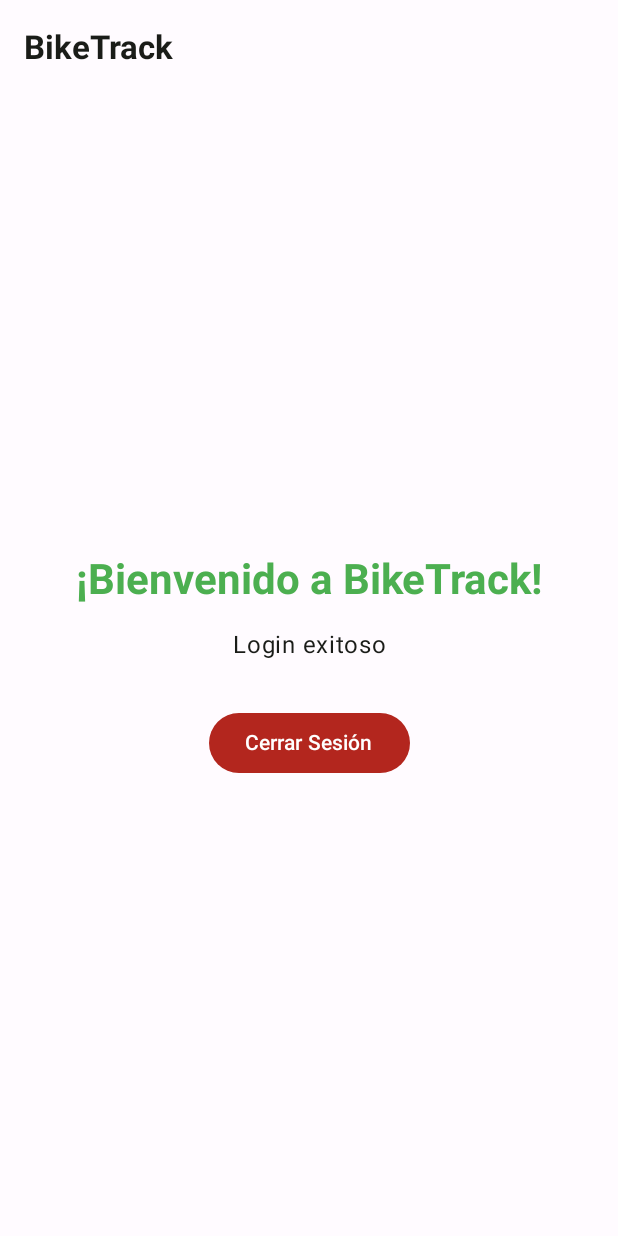
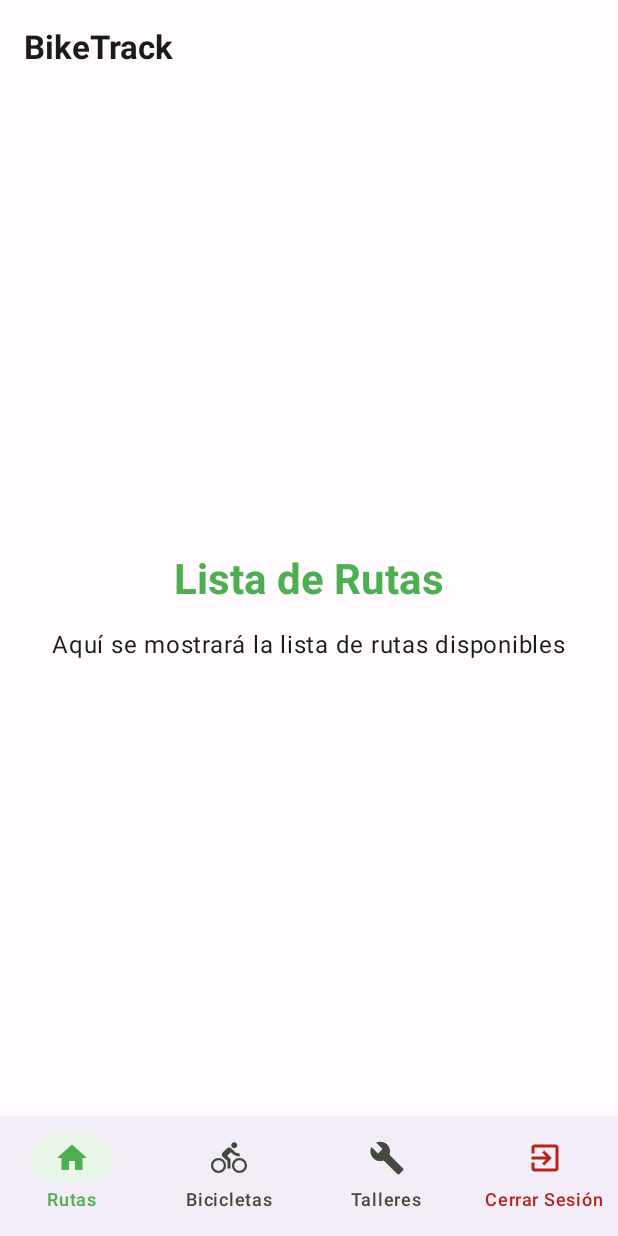
Before and after one commit to Flapx24/BikeTrackApp, an Android app built with Jetpack Compose: the MainScreen screen opened through its navigation route, on a phone screen of 412 x 824 dp. Run offline under Robolectric (Android 15) with nearby library versions, the phone set to English and light mode, and no system bars.

Commit message:
Add main menu with navigation between Bicycles, Routes, and Workshops screens

```diff
--- a/app/src/main/java/com/example/biketrack/presentation/screens/MainScreen.kt
+++ b/app/src/main/java/com/example/biketrack/presentation/screens/MainScreen.kt
@@ -1,9 +1,13 @@
 package com.example.biketrack.presentation.screens
 
 import androidx.compose.foundation.layout.*
+import androidx.compose.material.icons.Icons
+import androidx.compose.material.icons.filled.DirectionsBike
+import androidx.compose.material.icons.filled.Home
+import androidx.compose.material.icons.filled.ExitToApp
+import androidx.compose.material.icons.filled.Build
 import androidx.compose.material3.*
 import androidx.compose.runtime.*
-import androidx.compose.ui.Alignment
 import androidx.compose.ui.Modifier
 import androidx.compose.ui.text.font.FontWeight
 import androidx.compose.ui.unit.dp
@@ -14,6 +18,69 @@ fun MainScreen(
     onLogout: () -> Unit,
     modifier: Modifier = Modifier
 ) {
+    var selectedTabIndex by remember { mutableStateOf(0) }
+    var showLogoutDialog by remember { mutableStateOf(false) }
+
+    val navigationItems = listOf(
+        NavigationItem("Rutas", Icons.Default.Home),
+        NavigationItem("Bicicletas", Icons.Default.DirectionsBike),
+        NavigationItem("Talleres", Icons.Default.Build),
+        NavigationItem("Cerrar Sesión", Icons.Default.ExitToApp)
+    )
+
+    // Logout confirmation modal
+    if (showLogoutDialog) {
+        AlertDialog(
+            onDismissRequest = {
+                showLogoutDialog = false
+            },
+            title = {
+                Text(
+                    text = "Cerrar Sesión",
+                    style = MaterialTheme.typography.headlineSmall,
+                    color = MaterialTheme.colorScheme.onSurface
+                )
+            },
+            text = {
+                Text(
+                    text = "¿Estás seguro de que quieres cerrar sesión?",
+                    style = MaterialTheme.typography.bodyMedium,
+                    color = MaterialTheme.colorScheme.onSurfaceVariant
+                )
+            },
+            confirmButton = {
+                Button(
+                    onClick = {
+                        showLogoutDialog = false
+                        onLogout()
+                    },
+                    colors = ButtonDefaults.buttonColors(
+                        containerColor = MaterialTheme.colorScheme.error
+                    )
+                ) {
+                    Text(
+                        text = "Cerrar Sesión",
+                        color = MaterialTheme.colorScheme.onError
+                    )
+                }
+            },
+            dismissButton = {
+                TextButton(
+                    onClick = {
+                        showLogoutDialog = false
+                    }
+                ) {
+                    Text(
+                        text = "Cancelar",
+                        color = MaterialTheme.colorScheme.primary
+                    )
+                }
+            },
+            containerColor = MaterialTheme.colorScheme.surface,
+            tonalElevation = 6.dp
+        )
+    }
+
     Scaffold(
         topBar = {
             TopAppBar(
@@ -29,47 +96,66 @@ fun MainScreen(
                 )
             )
         },
-        modifier = modifier
-    ) { innerPadding ->
-        Box(
-            modifier = Modifier
-                .fillMaxSize()
-                .padding(innerPadding),
-            contentAlignment = Alignment.Center
-        ) {
-            Column(
-                horizontalAlignment = Alignment.CenterHorizontally,
-                verticalArrangement = Arrangement.Center
+        bottomBar = {
+            NavigationBar(
+                containerColor = MaterialTheme.colorScheme.surfaceContainer
             ) {
-                Text(
-                    text = "¡Bienvenido a BikeTrack!",
-                    style = MaterialTheme.typography.headlineMedium,
-                    color = MaterialTheme.colorScheme.primary,
-                    fontWeight = FontWeight.Bold
-                )
-
-                Spacer(modifier = Modifier.height(16.dp))
-
-                Text(
-                    text = "Login exitoso",
-                    style = MaterialTheme.typography.bodyLarge,
-                    color = MaterialTheme.colorScheme.onSurface
-                )
-
-                Spacer(modifier = Modifier.height(32.dp))
-
-                Button(
-                    onClick = onLogout,
-                    colors = ButtonDefaults.buttonColors(
-                        containerColor = MaterialTheme.colorScheme.error
-                    )
-                ) {
-                    Text(
-                        text = "Cerrar Sesión",
-                        color = MaterialTheme.colorScheme.onError
+                navigationItems.forEachIndexed { index, item ->
+                    NavigationBarItem(
+                        icon = {
+                            Icon(
+                                imageVector = item.icon,
+                                contentDescription = item.title,
+                                tint = if (index == 3) MaterialTheme.colorScheme.error
+                                      else if (selectedTabIndex == index) MaterialTheme.colorScheme.primary
+                                      else MaterialTheme.colorScheme.onSurfaceVariant
+                            )
+                        },
+                        label = {
+                            Text(
+                                text = item.title,
+                                color = if (index == 3) MaterialTheme.colorScheme.error
+                                       else if (selectedTabIndex == index) MaterialTheme.colorScheme.primary
+                                       else MaterialTheme.colorScheme.onSurfaceVariant
+                            )
+                        },
+                        selected = selectedTabIndex == index && index != 3,
+                        onClick = {
+                            if (index == 3) {
+                                // Show logout confirmation modal without changing tab
+                                showLogoutDialog = true
+                            } else {
+                                selectedTabIndex = index
+                            }
+                        },
+                        colors = NavigationBarItemDefaults.colors(
+                            selectedIconColor = if (index == 3) MaterialTheme.colorScheme.error else MaterialTheme.colorScheme.primary,
+                            selectedTextColor = if (index == 3) MaterialTheme.colorScheme.error else MaterialTheme.colorScheme.primary,
+                            indicatorColor = if (index == 3) MaterialTheme.colorScheme.errorContainer else MaterialTheme.colorScheme.primaryContainer,
+                            unselectedIconColor = if (index == 3) MaterialTheme.colorScheme.error else MaterialTheme.colorScheme.onSurfaceVariant,
+                            unselectedTextColor = if (index == 3) MaterialTheme.colorScheme.error else MaterialTheme.colorScheme.onSurfaceVariant
+                        )
                     )
                 }
             }
+        },
+        modifier = modifier
+    ) { innerPadding ->
+        when (selectedTabIndex) {
+            0 -> RoutesScreen(
+                modifier = Modifier.padding(innerPadding)
+            )
+            1 -> BicyclesScreen(
+                modifier = Modifier.padding(innerPadding)
+            )
+            2 -> WorkshopsScreen(
+                modifier = Modifier.padding(innerPadding)
+            )
         }
     }
 }
+
+data class NavigationItem(
+    val title: String,
+    val icon: androidx.compose.ui.graphics.vector.ImageVector
+)
--- /dev/null
+++ b/app/src/main/java/com/example/biketrack/presentation/screens/RoutesScreen.kt
@@ -0,0 +1,39 @@
+package com.example.biketrack.presentation.screens
+
+import androidx.compose.foundation.layout.*
+import androidx.compose.material3.*
+import androidx.compose.runtime.*
+import androidx.compose.ui.Alignment
+import androidx.compose.ui.Modifier
+import androidx.compose.ui.text.font.FontWeight
+import androidx.compose.ui.unit.dp
+
+@Composable
+fun RoutesScreen(
+    modifier: Modifier = Modifier
+) {
+    Box(
+        modifier = modifier.fillMaxSize(),
+        contentAlignment = Alignment.Center
+    ) {
+        Column(
+            horizontalAlignment = Alignment.CenterHorizontally,
+            verticalArrangement = Arrangement.Center
+        ) {
+            Text(
+                text = "Lista de Rutas",
+                style = MaterialTheme.typography.headlineMedium,
+                color = MaterialTheme.colorScheme.primary,
+                fontWeight = FontWeight.Bold
+            )
+
+            Spacer(modifier = Modifier.height(16.dp))
+
+            Text(
+                text = "Aquí se mostrará la lista de rutas disponibles",
+                style = MaterialTheme.typography.bodyLarge,
+                color = MaterialTheme.colorScheme.onSurface
+            )
+        }
+    }
+}
```
Also changed, not shown: app/src/main/java/com/example/biketrack/presentation/screens/BicyclesScreen.kt (added, +39 -0 lines), app/src/main/java/com/example/biketrack/presentation/screens/WorkshopsScreen.kt (added, +39 -0 lines).
